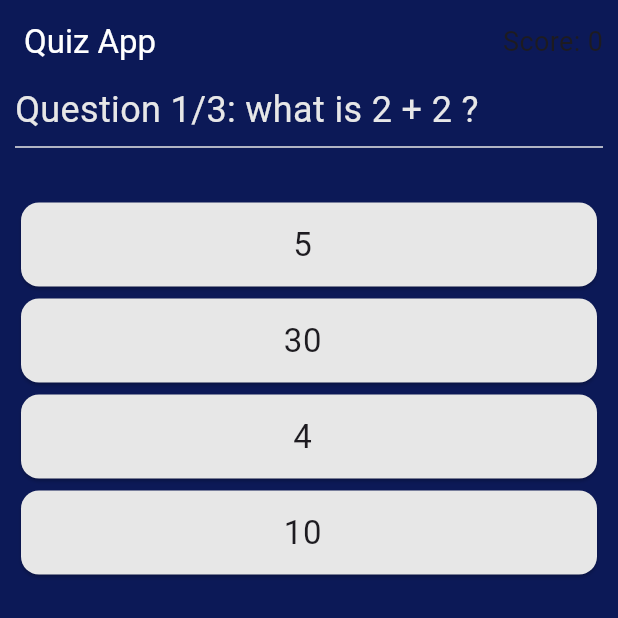
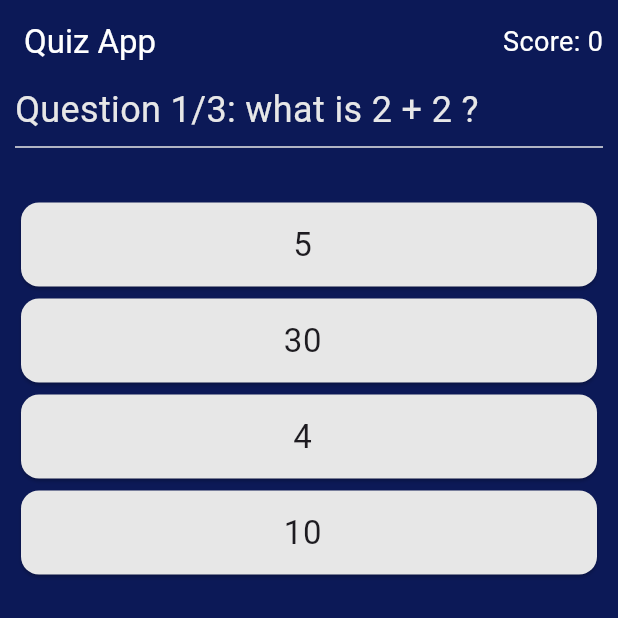
Before and after one commit to techusman-codes/Quiz_app, a Flutter app: the screen it shows after launch, on a phone screen of 412 x 824 dp, the top half of it. Run offline on Flutter 3.47's test engine with Material 3 defaults, Android fonts, the phone set to English and light mode, and no system bars.

Commit message:
fix a bug to update the score

```diff
--- a/lib/features/screens/home_screen.dart
+++ b/lib/features/screens/home_screen.dart
@@ -81,7 +81,10 @@ class _HomeScreenState extends State<HomeScreen> {
         actions: [
           Padding(
             padding: EdgeInsets.all(10),
-            child: Text('Score: $score', style: TextStyle(fontSize: 18.0)),
+            child: Text(
+              'Score: $score',
+              style: TextStyle(fontSize: 18.0, color: Colors.white),
+            ),
           ),
         ],
       ),
```
